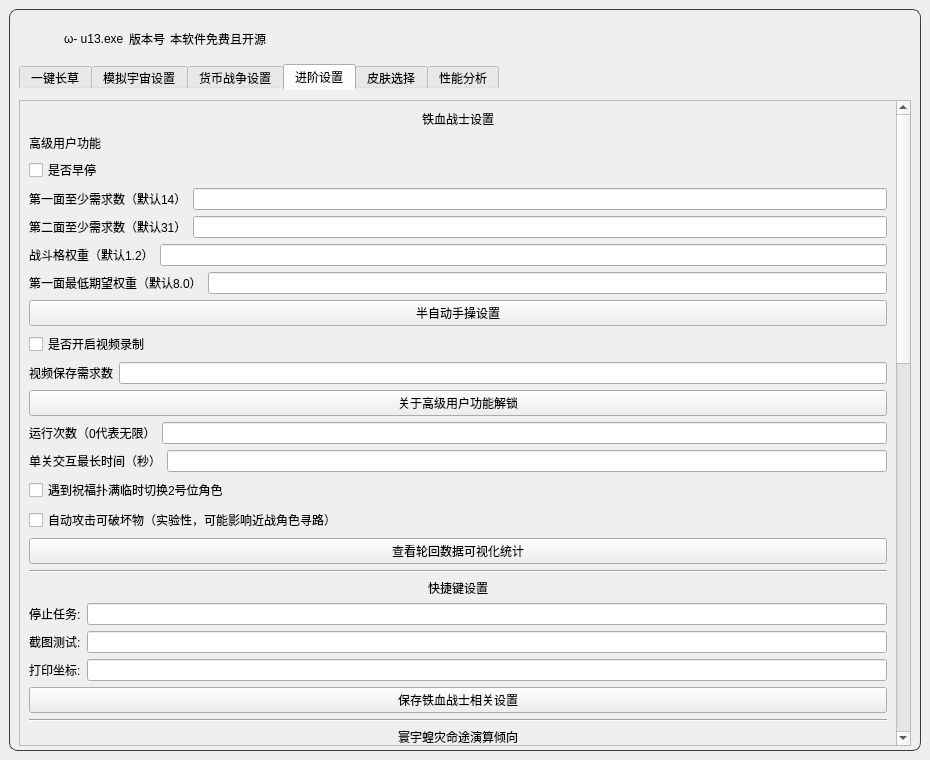
Before: the Qt Designer form resource/ui/UI.ui in syfoud/Simulated_Scepter, drawn with Qt 5.
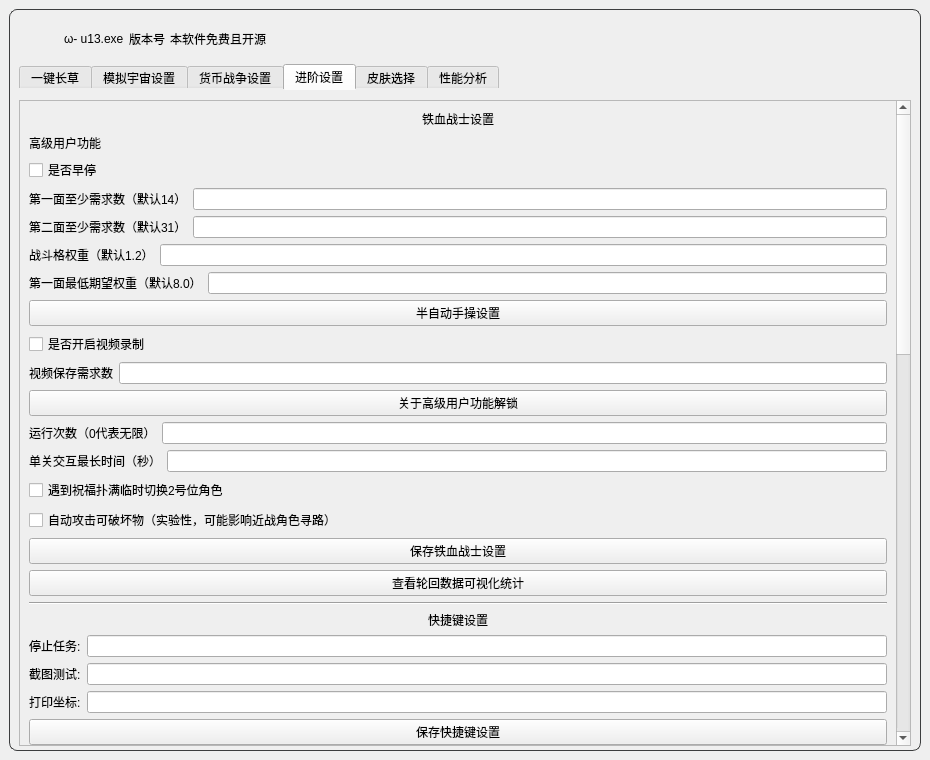
After: the same form once the commit is applied. The open tabs and pages were chosen to show the change. Icons and pictures are not drawn.

Commit message: Organize-the-UI-interface-and-settings-files final

The edit to the form file:
```diff
--- a/resource/ui/UI.ui
+++ b/resource/ui/UI.ui
@@ -1400,6 +1400,13 @@
                      </property>
                     </widget>
                    </item>
+                    <item>
+                     <widget class="QPushButton" name="Iron_blood_save_btn">
+                      <property name="text">
+                       <string>保存铁血战士设置</string>
+                      </property>
+                     </widget>
+                    </item>
                    <item>
                     <widget class="QPushButton" name="record_stats_btn">
                      <property name="text">
@@ -1469,9 +1476,9 @@
                       </layout>
                      </item>
                      <item>
-                      <widget class="QPushButton" name="Iron_blood_save_btn">
+                      <widget class="QPushButton" name="hotkey_save_btn">
                        <property name="text">
-                        <string>保存铁血战士相关设置</string>
+                        <string>保存快捷键设置</string>
                        </property>
                       </widget>
                      </item>
@@ -1544,9 +1551,6 @@
                       </item>
                       <item>
                        <widget class="QCheckBox" name="record_event_map_checkbox">
-                        <property name="visible">
-                         <bool>false</bool>
-                        </property>
                         <property name="text">
                          <string>事件/休整/交易地图录图模式</string>
                         </property>
@@ -1566,6 +1570,13 @@
                         </property>
                        </widget>
                       </item>
+                      <item>
+                       <widget class="QPushButton" name="debug_save_btn">
+                        <property name="text">
+                         <string>保存调试模式设置</string>
+                        </property>
+                       </widget>
+                      </item>
                       <item>
                        <widget class="Line" name="line_any_fate">
                         <property name="orientation">
```
The commit also changes 2 other files.
